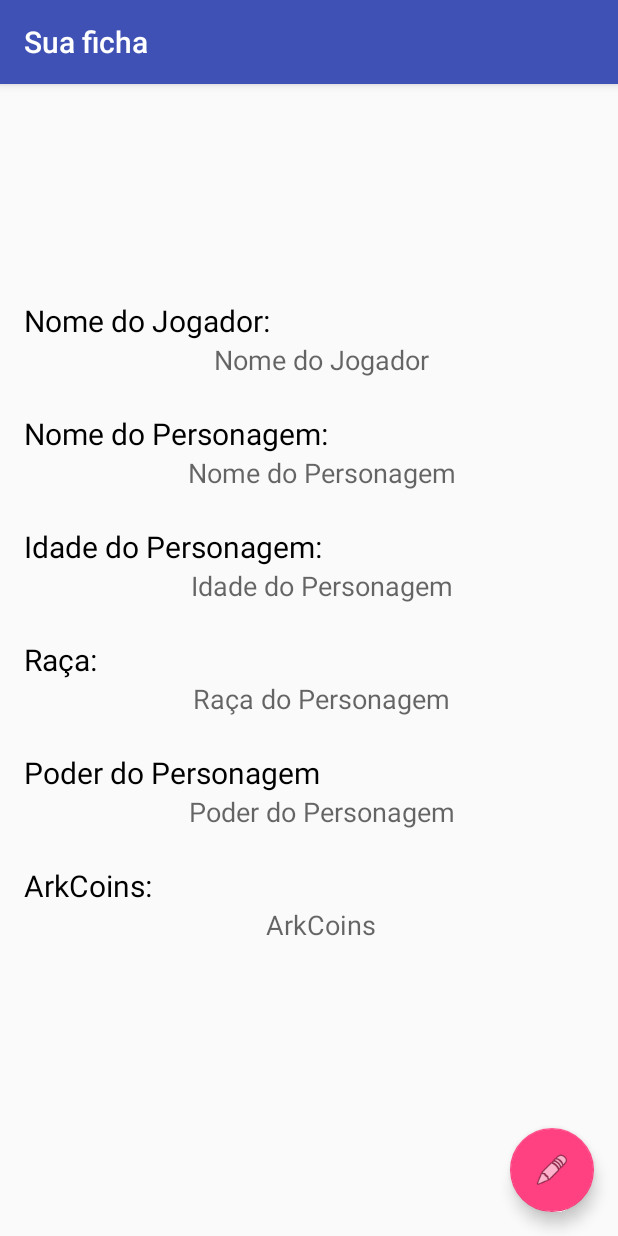
After one commit to ArkApps/Ark-App, an Android app: the PerfilAlunoActivity screen opened directly, with no data from a screen before it, on a phone screen of 412 x 824 dp. The commit adds this screen. Run offline under Robolectric (Android 15) with nearby library versions, the phone set to English and light mode, and no system bars; our stand-ins replace Firebase (no records; nobody signed in at launch, a user with empty details on screens opened directly); 5 statements that could not run were skipped.

Commit message:
Att porraaaaaaaaaa

```diff
--- a/ProjectArk2/app/src/main/java/mob/projectark/Activity/MainAdminActivity.java
+++ b/ProjectArk2/app/src/main/java/mob/projectark/Activity/MainAdminActivity.java
@@ -85,7 +85,8 @@ public class MainAdminActivity extends AppCompatActivity
         int id = item.getItemId();
 
         if (id == R.id.nav_pj) {
-            // Handle the camera action
+            Intent intentAbrirTelaPJ = new Intent(MainAdminActivity.this, PerfilAlunoActivity.class);
+            startActivity(intentAbrirTelaPJ);
         } else if (id == R.id.nav_dice) {
 
         } else if (id == R.id.nav_combat) {
--- a/ProjectArk2/app/src/main/java/mob/projectark/Activity/MainAlunoActivity.java
+++ b/ProjectArk2/app/src/main/java/mob/projectark/Activity/MainAlunoActivity.java
@@ -82,7 +82,8 @@ public class MainAlunoActivity extends AppCompatActivity
         int id = item.getItemId();
 
         if (id == R.id.nav_pj) {
-            // Handle the camera action
+            Intent intentAbrirTelaPJ = new Intent(MainAlunoActivity.this, PerfilAlunoActivity.class);
+            startActivity(intentAbrirTelaPJ);
         } else if (id == R.id.nav_dice) {
 
         } else if (id == R.id.nav_combat) {
--- /dev/null
+++ b/ProjectArk2/app/src/main/java/mob/projectark/Activity/PerfilAlunoActivity.java
@@ -0,0 +1,115 @@
+package mob.projectark.Activity;
+
+import android.content.Intent;
+import android.os.Bundle;
+import android.support.design.widget.FloatingActionButton;
+import android.support.design.widget.Snackbar;
+import android.support.v7.app.AppCompatActivity;
+import android.support.v7.widget.Toolbar;
+import android.view.View;
+import android.widget.TextView;
+import android.widget.Toast;
+
+import com.google.firebase.auth.FirebaseAuth;
+import com.google.firebase.database.DataSnapshot;
+import com.google.firebase.database.DatabaseError;
+import com.google.firebase.database.DatabaseReference;
+import com.google.firebase.database.ValueEventListener;
+
+import java.util.Map;
+
+import mob.projectark.DAO.ConfigFirebase;
+import mob.projectark.Entidades.Usuarios;
+import mob.projectark.R;
+
+public class PerfilAlunoActivity extends AppCompatActivity {
+
+    private FirebaseAuth autenticacao;
+    private Usuarios usuarios;
+    private DatabaseReference referenciaFirebase;
+    private TextView PlayerName;
+    private TextView NomePJ;
+    private TextView PJAge;
+    private TextView Race;
+    private TextView PJPower;
+    private TextView dinheiro;
+
+    @Override
+    protected void onCreate(Bundle savedInstanceState) {
+        super.onCreate(savedInstanceState);
+        setContentView(R.layout.activity_perfil_aluno);
+        Toolbar toolbar = (Toolbar) findViewById(R.id.toolbar);
+        setSupportActionBar(toolbar);
+
+        FloatingActionButton fab = (FloatingActionButton) findViewById(R.id.fab);
+        fab.setOnClickListener(new View.OnClickListener() {
+            @Override
+            public void onClick(View view) {
+                Snackbar.make(view, "Replace with your own action", Snackbar.LENGTH_LONG)
+                        .setAction("Action", null).show();
+            }
+        });
+
+        PlayerName = (TextView) findViewById(R.id.PlayerName);
+        NomePJ = (TextView) findViewById(R.id.NomePJ);
+        PJAge = (TextView) findViewById(R.id.PJAge);
+        Race = (TextView) findViewById(R.id.Race);
+        PJPower = (TextView) findViewById(R.id.PJPower);
+        dinheiro = (TextView) findViewById(R.id.ArkCoinsView);
+
+        String UID = FirebaseAuth.getInstance().getCurrentUser().getUid();
+        referenciaFirebase = ConfigFirebase.getFirebase();
+        referenciaFirebase.child("users").child(UID).child("public").addListenerForSingleValueEvent(
+                new ValueEventListener() {
+                    @Override
+                    public void onDataChange(DataSnapshot dataSnapshot) {
+
+                        Map<String, Object> map = (Map<String, Object>) dataSnapshot.getValue();
+                        String nome = map.get("playername").toString();
+                        String nomepj = map.get("pjname").toString();
+                        String pjage = map.get("pjage").toString();
+                        PlayerName.setText(nome);
+                        NomePJ.setText(nomepj);
+                        PJAge.setText(pjage);
+
+                    }
+
+                    @Override
+                    public void onCancelled(DatabaseError databaseError) {
+                    }
+                }
+        );
+        referenciaFirebase.child("users").child(UID).child("optional").addListenerForSingleValueEvent(
+                new ValueEventListener() {
+                    @Override
+                    public void onDataChange(DataSnapshot dataSnapshot) {
+
+                        Map<String, Object> map2 = (Map<String, Object>) dataSnapshot.getValue();
+                        String power = map2.get("power").toString();
+                        String racepj = map2.get("race").toString();
+                        PJPower.setText(power);
+                        Race.setText(racepj);
+
+                    }
+
+                    @Override
+                    public void onCancelled(DatabaseError databaseError) {
+                    }
+                }
+        );
+        referenciaFirebase.child("users").child(UID).child("restrict").child("ArkCoins").addValueEventListener(new ValueEventListener() {
+                    @Override
+                    public void onDataChange(DataSnapshot dataSnapshot) {
+
+                        String ArkCoinsValue = dataSnapshot.getValue(String.class);
+                        dinheiro.setText(ArkCoinsValue);
+
+                    }
+
+                    @Override
+                    public void onCancelled(DatabaseError databaseError) {
+                    }
+                }
+        );
+    }
+}
--- /dev/null
+++ b/ProjectArk2/app/src/main/res/drawable/ic_menu_addaccount.xml
@@ -0,0 +1,9 @@
+<vector xmlns:android="http://schemas.android.com/apk/res/android"
+    android:height="24dp"
+    android:width="24dp"
+    android:viewportWidth="24"
+    android:viewportHeight="24">
+    <path
+        android:fillColor="#000"
+        android:pathData="M15,14C12.33,14 7,15.33 7,18V20H23V18C23,15.33 17.67,14 15,14M6,10V7H4V10H1V12H4V15H6V12H9V10M15,12A4,4 0 0,0 19,8A4,4 0 0,0 15,4A4,4 0 0,0 11,8A4,4 0 0,0 15,12Z" />
+</vector>
--- /dev/null
+++ b/ProjectArk2/app/src/main/res/layout/activity_perfil_aluno.xml
@@ -0,0 +1,147 @@
+<?xml version="1.0" encoding="utf-8"?>
+<android.support.design.widget.CoordinatorLayout xmlns:android="http://schemas.android.com/apk/res/android"
+    xmlns:app="http://schemas.android.com/apk/res-auto"
+    xmlns:tools="http://schemas.android.com/tools"
+    android:layout_width="match_parent"
+    android:layout_height="match_parent"
+    tools:context=".Activity.PerfilAlunoActivity">
+
+    <android.support.design.widget.AppBarLayout
+        android:layout_width="match_parent"
+        android:layout_height="wrap_content"
+        android:theme="@style/AppTheme.AppBarOverlay">
+
+        <android.support.v7.widget.Toolbar
+            android:id="@+id/toolbar"
+            android:layout_width="match_parent"
+            android:layout_height="?attr/actionBarSize"
+            android:background="?attr/colorPrimary"
+            app:popupTheme="@style/AppTheme.PopupOverlay" />
+
+    </android.support.design.widget.AppBarLayout>
+
+    <include layout="@layout/content_perfil_aluno" />
+
+    <android.support.design.widget.FloatingActionButton
+        android:id="@+id/fab"
+        android:layout_width="wrap_content"
+        android:layout_height="wrap_content"
+        android:layout_gravity="bottom|end"
+        android:layout_margin="@dimen/fab_margin"
+        app:srcCompat="@android:drawable/ic_menu_edit" />
+
+    <ScrollView
+        android:layout_width="match_parent"
+        android:layout_height="wrap_content"
+        android:layout_marginTop="200dp"
+        android:layout_marginLeft="16dp">
+
+        <LinearLayout
+            android:layout_width="match_parent"
+            android:orientation="vertical"
+            android:layout_height="wrap_content">
+
+            <TextView
+                android:layout_width="match_parent"
+                android:layout_height="wrap_content"
+                android:textSize="20sp"
+                android:textColor="#F000"
+                android:text="Nome do Jogador:"
+                />
+
+            <TextView
+                android:id="@+id/PlayerName"
+                android:layout_width="match_parent"
+                android:layout_height="wrap_content"
+                android:textSize="18dp"
+                android:gravity="center_horizontal"
+                android:hint="Nome do Jogador"/>
+
+            <TextView
+                android:layout_width="match_parent"
+                android:layout_height="wrap_content"
+                android:textSize="20sp"
+                android:textColor="#F000"
+                android:text="\nNome do Personagem:"
+                />
+
+            <TextView
+                android:id="@+id/NomePJ"
+                android:layout_width="match_parent"
+                android:layout_height="wrap_content"
+                android:textSize="18dp"
+                android:gravity="center_horizontal"
+                android:hint="Nome do Personagem"/>
+
+            <TextView
+                android:layout_width="match_parent"
+                android:layout_height="wrap_content"
+                android:textSize="20sp"
+                android:textColor="#F000"
+                android:text="\nIdade do Personagem:"
+                />
+
+            <TextView
+                android:id="@+id/PJAge"
+                android:layout_width="match_parent"
+                android:layout_height="wrap_content"
+                android:textSize="18dp"
+                android:gravity="center_horizontal"
+                android:hint="Idade do Personagem"/>
+
+            <TextView
+                android:layout_width="match_parent"
+                android:layout_height="wrap_content"
+                android:textSize="20sp"
+                android:textColor="#F000"
+                android:text="\nRaça:"
+                />
+
+            <TextView
+                android:id="@+id/Race"
+                android:layout_width="match_parent"
+                android:layout_height="wrap_content"
+                android:textSize="18dp"
+                android:gravity="center_horizontal"
+                android:hint="Raça do Personagem"/>
+
+            <TextView
+                android:layout_width="match_parent"
+                android:layout_height="wrap_content"
+                android:textSize="20sp"
+                android:textColor="#F000"
+                android:text="\nPoder do Personagem"
+                />
+
+            <TextView
+                android:id="@+id/PJPower"
+                android:layout_width="match_parent"
+                android:layout_height="wrap_content"
+                android:textSize="18dp"
+                android:gravity="center_horizontal"
+                android:hint="Poder do Personagem"/>
+
+            <TextView
+                android:layout_width="match_parent"
+                android:layout_height="wrap_content"
+                android:textSize="20sp"
+                android:textColor="#F000"
+                android:text="\nArkCoins:"
+                />
+
+            <TextView
+                android:id="@+id/ArkCoinsView"
+                android:layout_width="match_parent"
+                android:layout_height="wrap_content"
+                android:textSize="18dp"
+                android:gravity="center_horizontal"
+                android:hint="ArkCoins"/>
+
+
+        </LinearLayout>
+
+    </ScrollView>
+
+
+
+</android.support.design.widget.CoordinatorLayout>
--- a/ProjectArk2/app/src/main/res/layout/content_add_aluno.xml
+++ b/ProjectArk2/app/src/main/res/layout/content_add_aluno.xml
@@ -4,8 +4,7 @@
     xmlns:tools="http://schemas.android.com/tools"
     android:layout_width="match_parent"
     android:layout_height="match_parent"
-    android:layout_margin="16sp
-"
+    android:layout_margin="16sp"
     app:layout_behavior="@string/appbar_scrolling_view_behavior"
     tools:context=".Activity.AddAluno"
     tools:showIn="@layout/activity_add_aluno">
--- /dev/null
+++ b/ProjectArk2/app/src/main/res/layout/content_perfil_aluno.xml
@@ -0,0 +1,11 @@
+<?xml version="1.0" encoding="utf-8"?>
+<android.support.constraint.ConstraintLayout xmlns:android="http://schemas.android.com/apk/res/android"
+    xmlns:app="http://schemas.android.com/apk/res-auto"
+    xmlns:tools="http://schemas.android.com/tools"
+    android:layout_width="match_parent"
+    android:layout_height="match_parent"
+    app:layout_behavior="@string/appbar_scrolling_view_behavior"
+    tools:context=".Activity.PerfilAlunoActivity"
+    tools:showIn="@layout/activity_perfil_aluno">
+
+</android.support.constraint.ConstraintLayout>
--- a/ProjectArk2/app/src/main/res/menu/activity_main_draweradmin.xml
+++ b/ProjectArk2/app/src/main/res/menu/activity_main_draweradmin.xml
@@ -50,7 +50,7 @@
 
             <item
                 android:id="@+id/nav_newuser"
-                android:icon="@drawable/ic_menu_account"
+                android:icon="@drawable/ic_menu_addaccount"
                 android:title="Cadastrar novo usuário" />
 
             <item
--- a/ProjectArk2/app/src/main/res/values/strings.xml
+++ b/ProjectArk2/app/src/main/res/values/strings.xml
@@ -21,4 +21,5 @@
         completions."
     </string>
     <string name="title_activity_add_aluno">AddAluno</string>
+    <string name="title_activity_perfil_aluno">Sua ficha</string>
 </resources>
```
Also changed, not shown: ProjectArk2/app/src/main/AndroidManifest.xml (+11 -6 lines).
